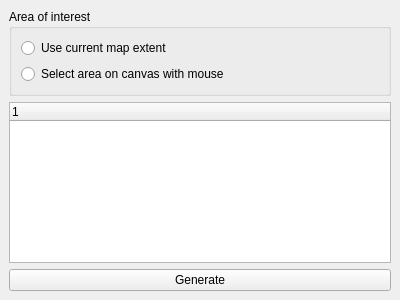
The window that ui/simplereportswidgetbase.ui (nextgis/qgis_simplereports) describes before a commit, drawn with Qt 5.
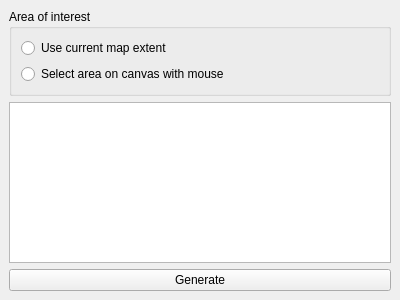
The same window after the commit.

Diff of the .ui file:
```diff
--- a/ui/simplereportswidgetbase.ui
+++ b/ui/simplereportswidgetbase.ui
@@ -55,6 +55,9 @@
       <property name="itemsExpandable">
        <bool>false</bool>
       </property>
+      <attribute name="headerVisible">
+       <bool>false</bool>
+      </attribute>
      </widget>
     </item>
     <item>
```
